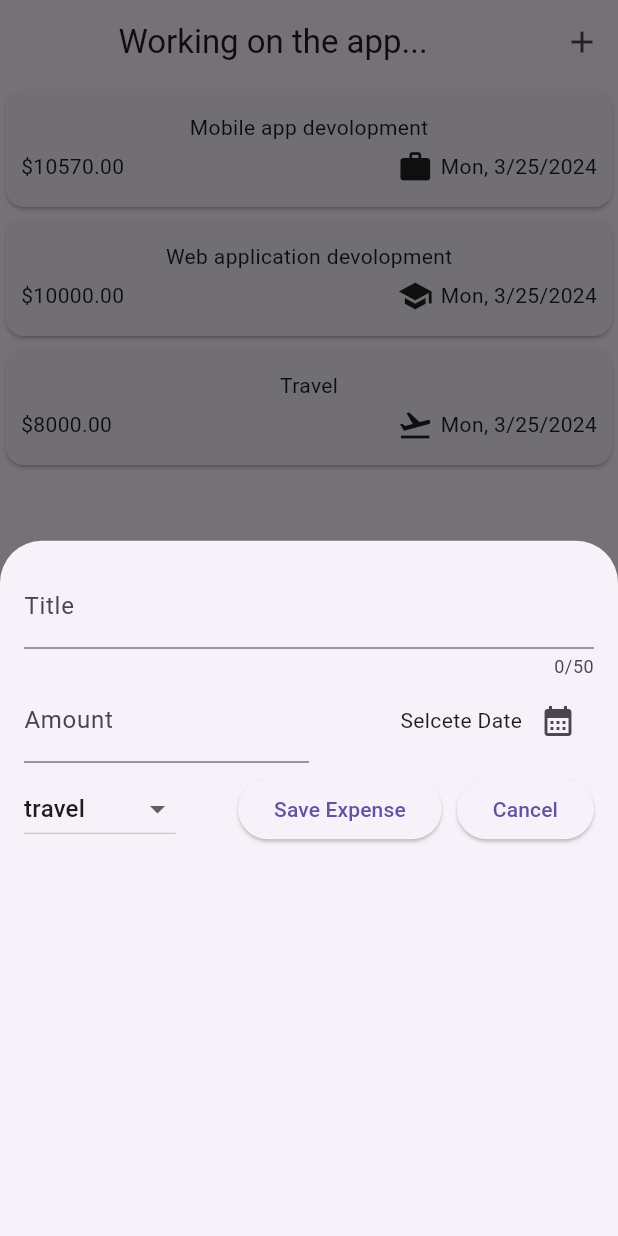
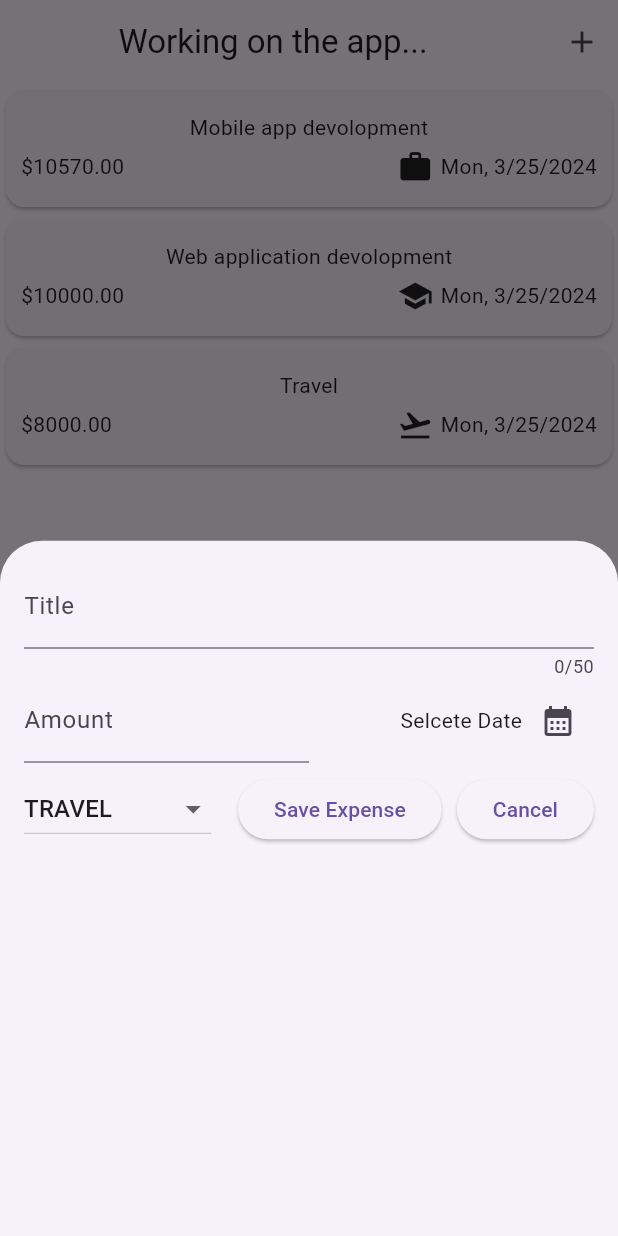
Before and after one commit to Abdelrahman2335/expenses, a Flutter app: the screen it shows after launch, after a tap on the "add" icon, on a phone screen of 412 x 824 dp. Run offline on Flutter 3.47's test engine with Material 3 defaults, Android fonts, the phone set to English and light mode, and no system bars.

Commit message:
commit expenses

```diff
--- a/lib/bottom_sheet.dart
+++ b/lib/bottom_sheet.dart
@@ -110,7 +110,7 @@ class _AddExpenseState extends State<AddExpense> {
                 items: Category.values
                     .map((e) => DropdownMenuItem(
                       value: e,
-                      child: Text(e.name)
+                      child: Text(e.name.toUpperCase())
                       )
                       )
                     .toList(),
```
